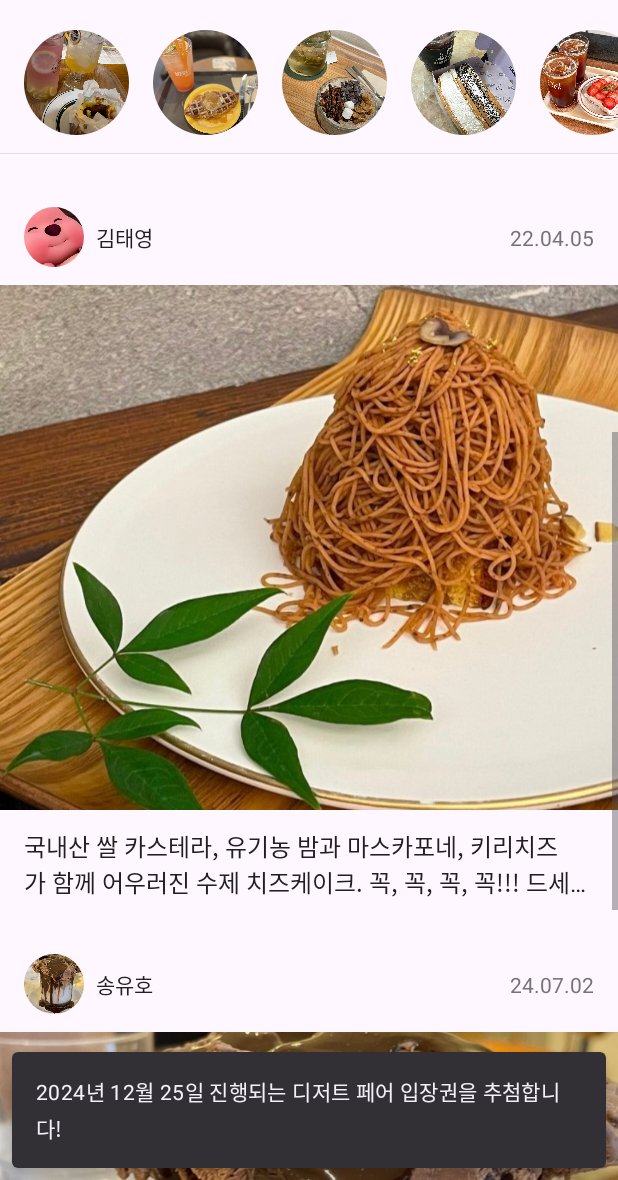
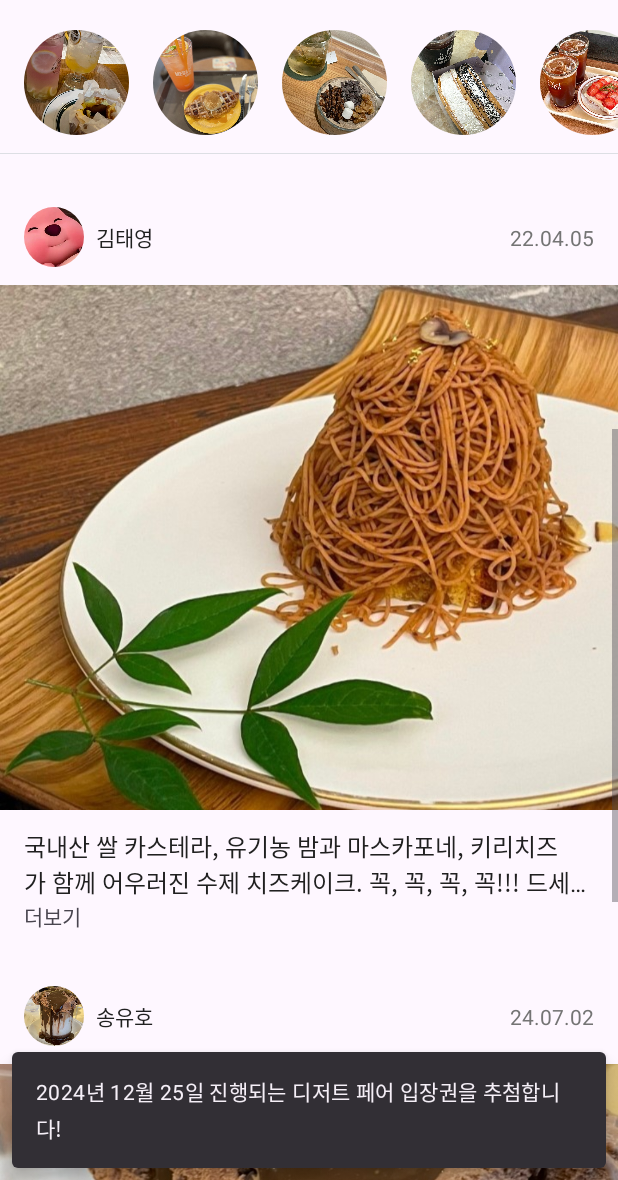
Before and after one commit to ImGaram/harmony_cafe, an Android app: the HomeActivity screen opened directly, with no data from a screen before it, scrolled down 478 dp, on a phone screen of 412 x 824 dp, the part 56-1236 px from its top. Run offline under Robolectric (Android 15) with nearby library versions, the phone set to English and light mode, and no system bars.

Commit message:
추가 : 더보기 기능 추가 (접기 기능은 없음)

```diff
--- a/app/src/main/java/com/harmony6/harmony_cafe/HomeActivity.kt
+++ b/app/src/main/java/com/harmony6/harmony_cafe/HomeActivity.kt
@@ -9,6 +9,7 @@ import android.widget.ImageView
 import android.widget.TextView
 import android.widget.Toast
 import androidx.activity.enableEdgeToEdge
+import androidx.annotation.ContentView
 import androidx.appcompat.app.AppCompatActivity
 import androidx.core.view.ViewCompat
 import androidx.core.view.WindowInsetsCompat
@@ -16,6 +17,7 @@ import com.airbnb.lottie.LottieAnimationView
 import com.google.android.material.snackbar.Snackbar
 import com.harmony6.harmony_cafe.data.MenuObject
 import com.harmony6.harmony_cafe.data.MenuObject.initMenu
+import org.w3c.dom.Text
 
 class HomeActivity : AppCompatActivity() {
     override fun onCreate(savedInstanceState: Bundle?) {
@@ -29,6 +31,8 @@ class HomeActivity : AppCompatActivity() {
         }
         initMenu()      // 메뉴 초기화
 
+        val snackBar = Snackbar.make(findViewById(R.id.main), getString(R.string.home_snackbar), Snackbar.LENGTH_SHORT)
+        snackBar.show()
 
         val menuList = MenuObject.menuList
         val numList = (0..4).toList()
@@ -36,7 +40,14 @@ class HomeActivity : AppCompatActivity() {
 
         val lottie = findViewById<LottieAnimationView>(R.id.lottie)
 
+        // 앱바 views
         val appLogo = findViewById<TextView>(R.id.home_app_name)
+        val nameTextView = findViewById<TextView>(R.id.home_welcome_message)
+        val myPageImageButton = findViewById<ImageView>(R.id.imageButton)
+
+        val userData = intent.getParcelableExtra<User>("user")
+        nameTextView.text = getString(R.string.home_welcome_message, userData?.name)
+
         // Horizontal ScrollView 메뉴
         val detailImage1 = findViewById<ImageView>(R.id.home_imageView1)
         val detailImage2 = findViewById<ImageView>(R.id.home_imageView2)
@@ -70,22 +81,11 @@ class HomeActivity : AppCompatActivity() {
         }
 
 
-        // 앱바 views
-        val nameTextView = findViewById<TextView>(R.id.home_welcome_message)
-        val myPageImageButton = findViewById<ImageView>(R.id.imageButton)
-
-        val snackBar = Snackbar.make(findViewById(R.id.main), getString(R.string.home_snackbar), Snackbar.LENGTH_SHORT)
-        snackBar.show()
-
-        val userData = intent.getParcelableExtra<User>("user")
-        nameTextView.text = getString(R.string.home_welcome_message, userData?.name)
-
-        val myPageIntent = Intent(this, MyPageActivity::class.java)
         myPageImageButton.setOnClickListener{
+            val myPageIntent = Intent(this, MyPageActivity::class.java)
             myPageIntent.putExtra("user", userData)
             startActivity(myPageIntent)
         }
-
 
         val detailIntent = Intent(this, DetailActivity::class.java)
         fun putIntent(detailNum: Int){
@@ -119,4 +119,31 @@ class HomeActivity : AppCompatActivity() {
         detailImage4.setOnClickListener{putIntent(3)}
         detailImage5.setOnClickListener{putIntent(4)}
     }
+
+    override fun onResume() {
+        super.onResume()
+
+        val feedContent2 = findViewById<TextView>(R.id.home_feed_content2)
+        val viwMore2 = findViewById<TextView>(R.id.view_more2)
+
+        setViewMore(feedContent2, viwMore2)
+    }
+
+    private fun setViewMore(contentTextView: TextView, viewMoreTextView: TextView){
+        contentTextView.post{
+            val lineCount = contentTextView.layout.lineCount
+            if (lineCount > 1){
+                if (contentTextView.layout.getEllipsisCount(lineCount - 1) > 0){
+                    // 더보기 표시
+                    viewMoreTextView.visibility = View.VISIBLE
+
+                    // 더보기 클릭 이벤트
+                    viewMoreTextView.setOnClickListener{
+                        contentTextView.maxLines = Int.MAX_VALUE
+                        viewMoreTextView.visibility = View.GONE
+                    }
+                }
+            }
+        }
+    }
 }
--- a/app/src/main/res/layout/activity_home.xml
+++ b/app/src/main/res/layout/activity_home.xml
@@ -237,10 +237,11 @@
                     android:layout_height="wrap_content"
                     android:layout_marginTop="12dp"
                     android:paddingHorizontal="16dp"
-                    app:layout_constraintTop_toBottomOf="@+id/home_feed_image1">
+                    app:layout_constraintTop_toBottomOf="@+id/home_feed_image1"
+                    android:orientation="vertical">
                     <TextView
                         android:id="@+id/home_feed_content"
-                        android:layout_width="wrap_content"
+                        android:layout_width="match_parent"
                         android:layout_height="wrap_content"
                         android:text="@string/home_feed_content1"
                         android:textColor="@color/black_shade"
@@ -320,7 +321,8 @@
                     android:layout_height="wrap_content"
                     android:layout_marginTop="12dp"
                     android:paddingHorizontal="16dp"
-                    app:layout_constraintTop_toBottomOf="@+id/home_feed_image2">
+                    app:layout_constraintTop_toBottomOf="@+id/home_feed_image2"
+                    android:orientation="vertical">
                     <TextView
                         android:id="@+id/home_feed_content2"
                         android:layout_width="wrap_content"
@@ -332,6 +334,14 @@
                         android:maxLines="2"
                         app:layout_constraintBottom_toBottomOf="parent"
                         app:layout_constraintStart_toStartOf="parent" />
+
+                    <TextView
+                        android:id="@+id/view_more2"
+                        android:layout_width="wrap_content"
+                        android:layout_height="wrap_content"
+                        android:text="@string/more"
+                        android:visibility="gone"
+                        />
                 </LinearLayout>
             </androidx.constraintlayout.widget.ConstraintLayout>
 
--- a/app/src/main/res/values/strings.xml
+++ b/app/src/main/res/values/strings.xml
@@ -1,5 +1,6 @@
 <resources>
     <string name="app_name">harmony</string>
+    <string name="more">더보기</string>
 
 
     <!--로그인-->
```
Also changed, not shown: 1 other file.
